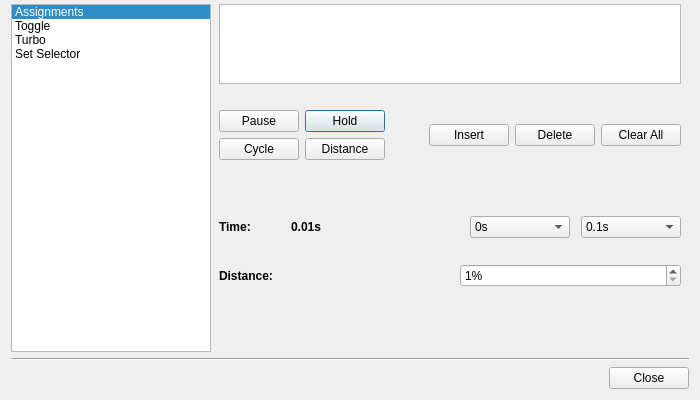
This is src/advancebuttondialog.ui in AntiMicroX/antimicrox as Qt 5 draws it before an edit. The edited form follows.
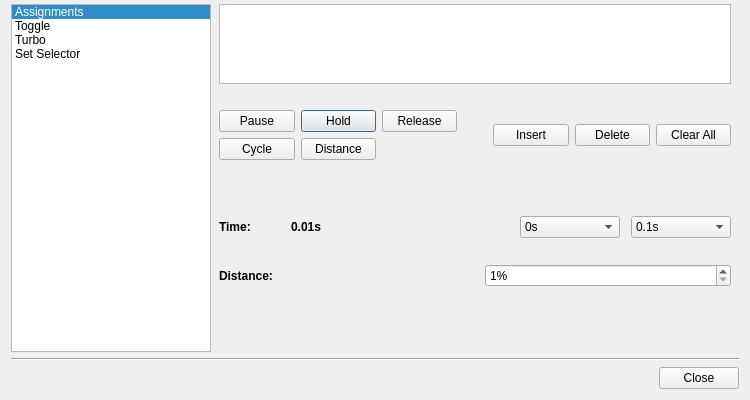
This is the edited form. Icons and pictures are not drawn.

Commit message: Updated to version 0.6.9. Updated translation files. Some refactoring has been done in JoyButton regarding event handling. Release action slot added. Commit resolves issue #3.

Diff of the .ui file:
```diff
--- a/src/advancebuttondialog.ui
+++ b/src/advancebuttondialog.ui
@@ -9,7 +9,7 @@
    <rect>
     <x>0</x>
     <y>0</y>
-    <width>700</width>
+    <width>750</width>
     <height>400</height>
    </rect>
   </property>
@@ -21,7 +21,7 @@
   </property>
   <property name="minimumSize">
    <size>
-    <width>700</width>
+    <width>750</width>
     <height>400</height>
    </size>
   </property>
@@ -222,6 +222,18 @@
                </property>
               </widget>
              </item>
+             <item row="0" column="2">
+              <widget class="QPushButton" name="releasePushButton">
+               <property name="toolTip">
+                <string>Insert a release action. Slots after the action will only be
+executed after a button release if the button was help
+past the interval specified.</string>
+               </property>
+               <property name="text">
+                <string>Release</string>
+               </property>
+              </widget>
+             </item>
             </layout>
            </item>
            <item>
```
Left out of the diff: 11 changed lines with no effect on the pictures. The commit also changes 12 other files.
